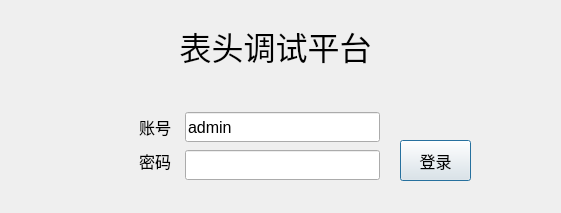
Above: PDU-MonitorDebug/setups/users/usrlanddlg.ui from ChinaClever/PDU-MonitorDebug before the change. Below: the same form after it.
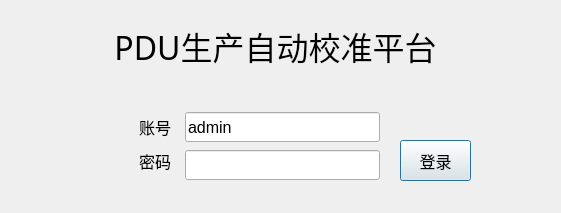
That is the form after the change.

The edit to the form file:
```diff
--- a/PDU-MonitorDebug/setups/users/usrlanddlg.ui
+++ b/PDU-MonitorDebug/setups/users/usrlanddlg.ui
@@ -170,7 +170,6 @@
     <font>
      <family>微软雅黑</family>
      <pointsize>24</pointsize>
-     <weight>50</weight>
      <bold>false</bold>
     </font>
    </property>
@@ -178,7 +177,7 @@
     <string notr="true"/>
    </property>
    <property name="text">
-    <string>表头调试平台</string>
+    <string>PDU生产自动校准平台</string>
    </property>
    <property name="alignment">
     <set>Qt::AlignCenter</set>
```
Left out of the diff: 2 changed lines with no effect on the pictures.
